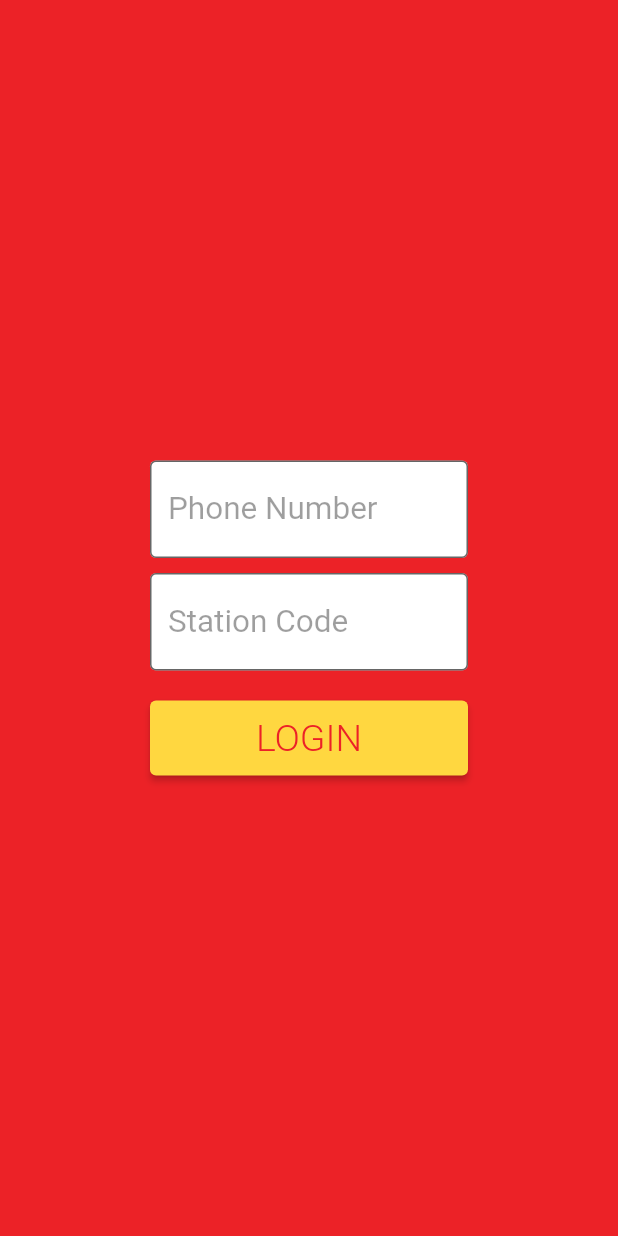
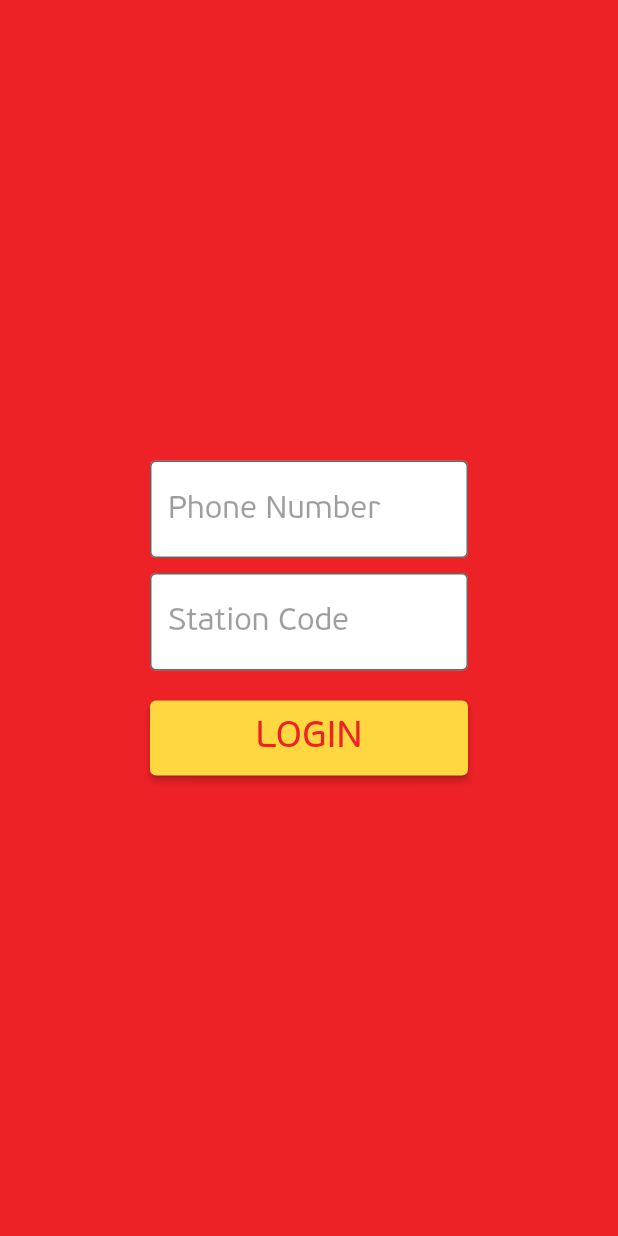
Before and after one commit to Mr-Ashitey/qg_stock_take_app, a Flutter app: the screen it shows after launch, on a phone screen of 412 x 824 dp. Run offline on Flutter 3.47's test engine with Material 2 defaults, Android fonts, the phone set to English and light mode, and no system bars.

Commit message:
set default font in theme

```diff
--- a/lib/main.dart
+++ b/lib/main.dart
@@ -11,7 +11,8 @@ class MainApp extends StatelessWidget {
   @override
   Widget build(BuildContext context) {
     return MaterialApp(
-      home: LoginScreen(),
+      theme: ThemeData(fontFamily: 'PFBeauSansPro'),
+      home: const LoginScreen(),
     );
   }
 }
```
